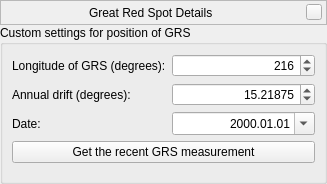
The window that src/gui/greatRedSpotDialog.ui (519984307/stellarium_src) describes before a commit, drawn with Qt 5.
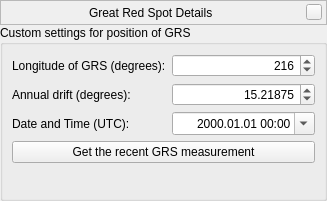
The same window after the commit. Custom widgets are drawn as their Qt base class.

Commit message: A small improvements for GRS feature...

```diff
--- a/src/gui/greatRedSpotDialog.ui
+++ b/src/gui/greatRedSpotDialog.ui
@@ -7,7 +7,7 @@
     <x>0</x>
     <y>0</y>
     <width>327</width>
-    <height>184</height>
+    <height>201</height>
    </rect>
   </property>
   <layout class="QVBoxLayout" name="verticalLayout">
@@ -177,7 +177,7 @@
          <set>Qt::AlignRight|Qt::AlignTrailing|Qt::AlignVCenter</set>
         </property>
         <property name="displayFormat">
-         <string>yyyy.MM.dd</string>
+         <string>yyyy.MM.dd hh:mm</string>
         </property>
         <property name="calendarPopup">
          <bool>true</bool>
@@ -226,7 +226,7 @@
          <string>Extinction is the loss of star brightness due to Earth's atmosphere. It is given in mag/airmass, where airmass is number of atmospheres light has to pass. (zenith: 1; horizon: about 40)</string>
         </property>
         <property name="text">
-         <string>Date:</string>
+         <string>Date and Time (UTC):</string>
         </property>
        </widget>
       </item>
```
The commit also changes 1 other file.
